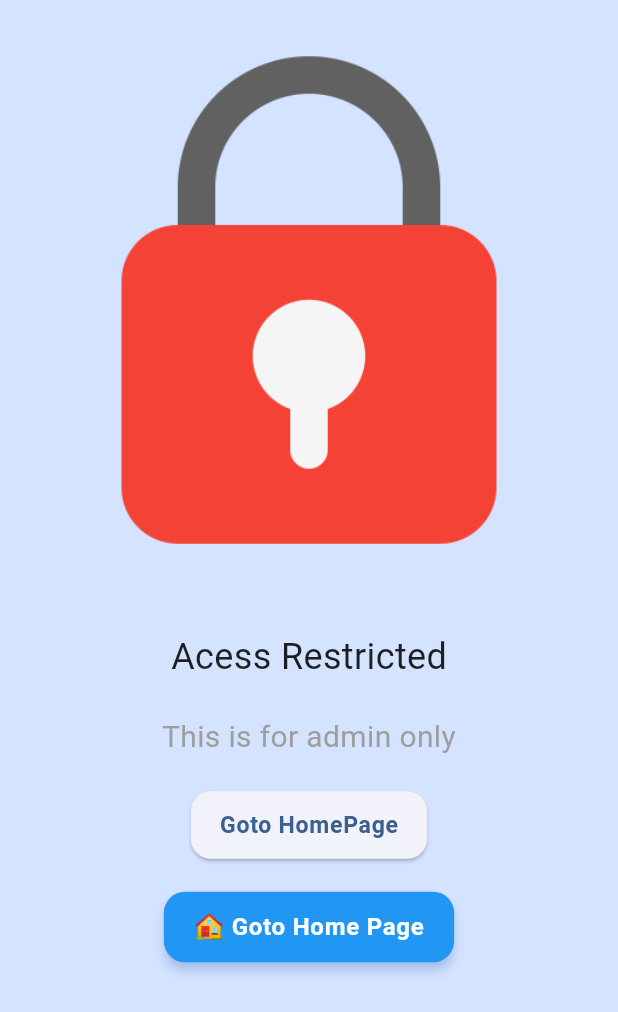
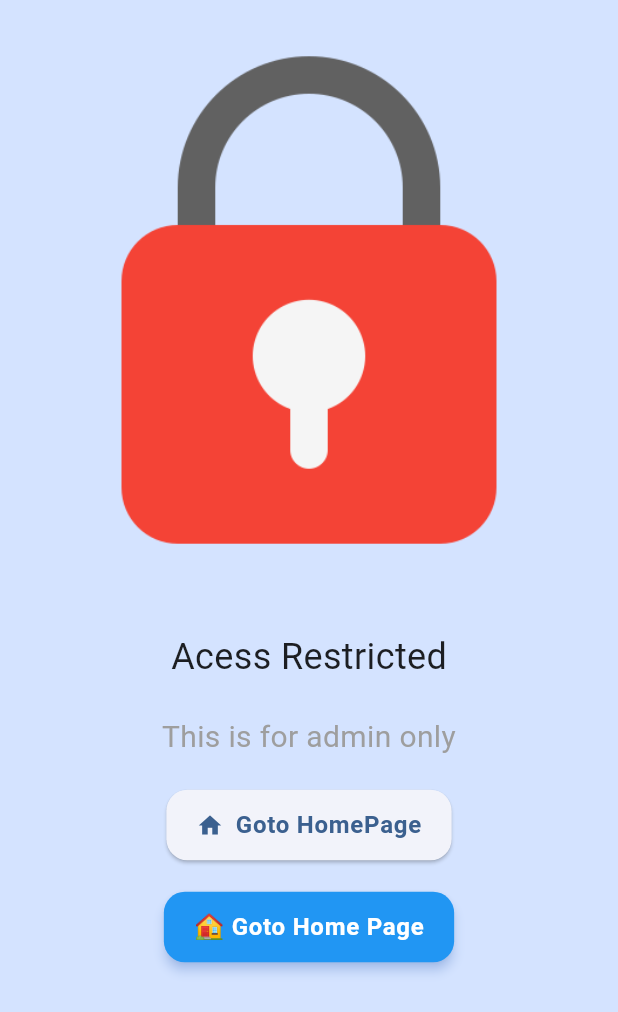
Before and after one commit to monmatprogramer/monk_absence, a Flutter app: the screen it shows after launch, after a tap on "Goto HomePage", on a phone screen of 412 x 824 dp. Shown: the top 1012 px of the screen. Run offline on Flutter 3.47's test engine with Material 3 defaults, Android fonts, the phone set to English and light mode, and no system bars; our stand-ins replace cached_network_image, camera, flutter_cache_manager, get, image_picker, logger and 2 more; missing offline and left inert: gal, google_ml_kit, mobile_scanner, qr_code_tools.

Commit message:
change button

```diff
--- a/lib/conponent/press_animated_button.dart
+++ b/lib/conponent/press_animated_button.dart
@@ -3,11 +3,17 @@ import 'package:logger/logger.dart';
 
 class PressAnimatedButton extends StatefulWidget {
   final VoidCallback? onPressed;
-  final Widget child;
+  final String label;
+  final IconData? icon;
+  final bool enabled;
+  final bool glow;
   const PressAnimatedButton({
     super.key,
     required this.onPressed,
-    required this.child,
+    required this.label,
+    this.icon,
+    this.enabled = true,
+    this.glow = true,
   });
 
   @override
@@ -18,19 +24,47 @@ class _PressAnimatedButtonState extends State<PressAnimatedButton> {
   bool _pressed = false;
   bool _hovering = false;
   var logger = Logger(printer: PrettyPrinter());
+  bool get _isEnabled => widget.enabled;
   void _setPressed(bool v) {
-    if (widget.onPressed == null) return;
-    setState(() {
-      _pressed = v;
-    });
+    if (!_isEnabled) return;
+    setState(() => _pressed = v);
   }
 
   @override
   Widget build(BuildContext context) {
-    final targetScale = _pressed ? 0.96 : (_hovering ? 1.03 : 1.0);
+    final scheme = Theme.of(context).colorScheme;
+    final targetScale = !_isEnabled
+        ? 1.0
+        : _pressed
+        ? 0.96
+        : (_hovering ? 1.03 : 1.0);
+    final glowOpacity = (!_isEnabled || !widget.glow)
+        ? 0.0
+        : _hovering
+        ? 0.35
+        : (_pressed ? 0.20 : 0.0);
+    final glowBlur = glowOpacity == 0
+        ? 0.0
+        : _hovering
+        ? 24.0
+        : (_pressed ? 12.0 : 0.0);
+    final child = widget.icon == null
+        ? Text(widget.label)
+        : Row(
+            mainAxisSize: MainAxisSize.min,
+            children: [
+              Icon(widget.icon, size: 18),
+              const SizedBox(width: 8),
+              Text(widget.label),
+            ],
+          );
+    final button = ElevatedButton(
+      onPressed: _isEnabled ? widget.onPressed : null,
+      child: child,
+    );
     return MouseRegion(
-      onEnter: (_) => setState(()=>  _hovering=true),
-      onExit: (_) => setState(() => _hovering=false),
+      onEnter: (_) => setState(() => _hovering = true),
+      onExit: (_) => setState(() => _hovering = false),
       child: Listener(
         onPointerDown: (_) => _setPressed(true),
         onPointerUp: (_) => _setPressed(false),
@@ -38,16 +72,38 @@ class _PressAnimatedButtonState extends State<PressAnimatedButton> {
         child: TweenAnimationBuilder<double>(
           tween: Tween(begin: 1.0, end: targetScale),
           duration: const Duration(milliseconds: 140),
-          curve: Curves.easeOut,
+          curve: Curves.easeOutCubic,
           builder: (context, scale, child) {
             return Transform.scale(scale: scale, child: child);
           },
-          child: ElevatedButton(
-            onPressed: () {
-              widget.onPressed!();
-              _setPressed(true);
-            },
-            child: widget.child,
+          child: Stack(
+            alignment: Alignment.center,
+            clipBehavior: Clip.none,
+            children: [
+              if (widget.glow)
+                AnimatedContainer(
+                  duration: const Duration(milliseconds: 180),
+                  curve: Curves.easeOut,
+
+                  width: null,
+                  height: null,
+                  decoration: glowBlur == 0
+                      ? const BoxDecoration()
+                      : BoxDecoration(
+                          borderRadius: BorderRadius.circular(16),
+                          boxShadow: [
+                            BoxShadow(
+                              blurRadius: glowBlur,
+                              spreadRadius: 1,
+                              color: scheme.primary.withValues(
+                                alpha: glowOpacity,
+                              ),
+                            ),
+                          ],
+                        ),
+                ),
+              button,
+            ],
           ),
         ),
       ),
--- a/lib/pages/access_restricted_page.dart
+++ b/lib/pages/access_restricted_page.dart
@@ -1,10 +1,11 @@
 import 'package:flutter/material.dart';
 import 'package:get/get.dart';
+import 'package:logger/web.dart';
 import 'package:presence_app/conponent/press_animated_button.dart';
 
 class AccessRestrictedPage extends StatelessWidget {
-  const AccessRestrictedPage({super.key});
-
+  AccessRestrictedPage({super.key});
+  var logger = Logger(printer: PrettyPrinter());
   @override
   Widget build(BuildContext context) {
     return Scaffold(
@@ -37,10 +38,12 @@ class AccessRestrictedPage extends StatelessWidget {
                 const SizedBox(height: 20),
                 //Create custom elevated Button style
                 PressAnimatedButton(
+                  label: "Goto HomePage",
                   onPressed: () {
-                    debugPrint("👉OnPressed");
+                    logger.d("Preseed");
                   },
-                  child: Text("Goto HomePage"),
+                  icon: Icons.home,
+                  glow: false,
                 ),
                 const SizedBox(height: 20),
                 ElevatedButton(
```
